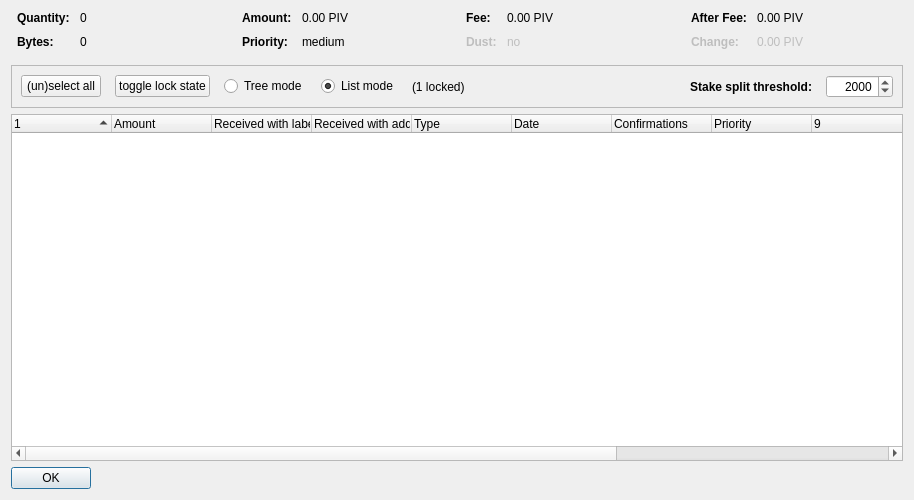
First picture: the form in src/qt/forms/coincontroldialog.ui, repository PIVX-Project/PIVX, before the edit.
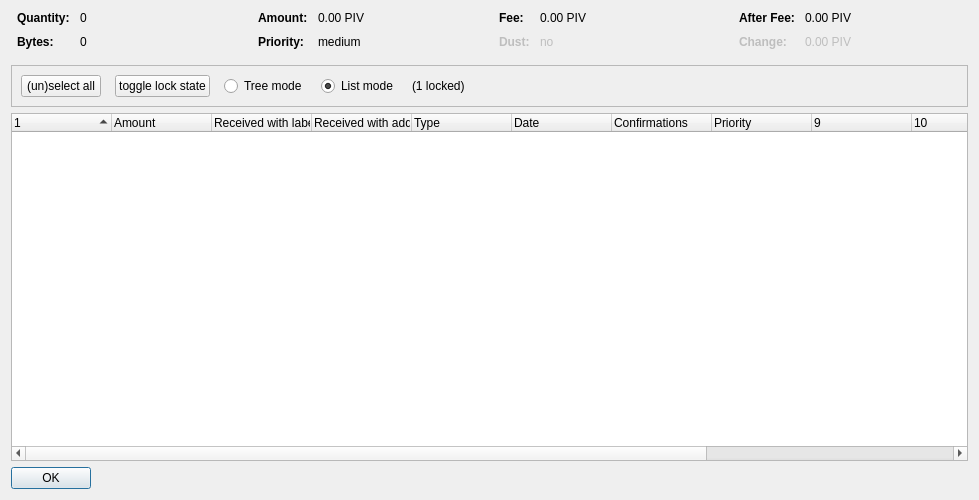
Second picture: the form after the edit. Custom widgets are drawn as their Qt base class.

Commit message: Move StakeSplitThreshold value management to OptionsDialog

```diff
--- a/src/qt/forms/coincontroldialog.ui
+++ b/src/qt/forms/coincontroldialog.ui
@@ -6,7 +6,7 @@
    <rect>
     <x>0</x>
     <y>0</y>
-    <width>914</width>
+    <width>979</width>
     <height>500</height>
    </rect>
   </property>
@@ -348,7 +348,7 @@
      </property>
      <layout class="QHBoxLayout" name="horizontalLayout">
       <item>
-       <layout class="QHBoxLayout" name="horizontalLayoutPanel" stretch="0,0,0,0,0,0,0,0">
+       <layout class="QHBoxLayout" name="horizontalLayoutPanel" stretch="0,0,0,0,0,0">
         <property name="spacing">
          <number>14</number>
         </property>
@@ -436,41 +436,6 @@
           </property>
          </spacer>
         </item>
-        <item>
-         <widget class="QLabel" name="label">
-          <property name="font">
-           <font>
-            <weight>75</weight>
-            <bold>true</bold>
-           </font>
-          </property>
-          <property name="text">
-           <string>Stake split threshold:</string>
-          </property>
-          <property name="alignment">
-           <set>Qt::AlignRight|Qt::AlignTrailing|Qt::AlignVCenter</set>
-          </property>
-         </widget>
-        </item>
-        <item>
-         <widget class="QSpinBox" name="spinBoxStakeSplitThreshold">
-          <property name="alignment">
-           <set>Qt::AlignRight|Qt::AlignTrailing|Qt::AlignVCenter</set>
-          </property>
-          <property name="prefix">
-           <string/>
-          </property>
-          <property name="minimum">
-           <number>1</number>
-          </property>
-          <property name="maximum">
-           <number>999999</number>
-          </property>
-          <property name="value">
-           <number>2000</number>
-          </property>
-         </widget>
-        </item>
        </layout>
       </item>
      </layout>
```
The commit also changes 6 other files.
